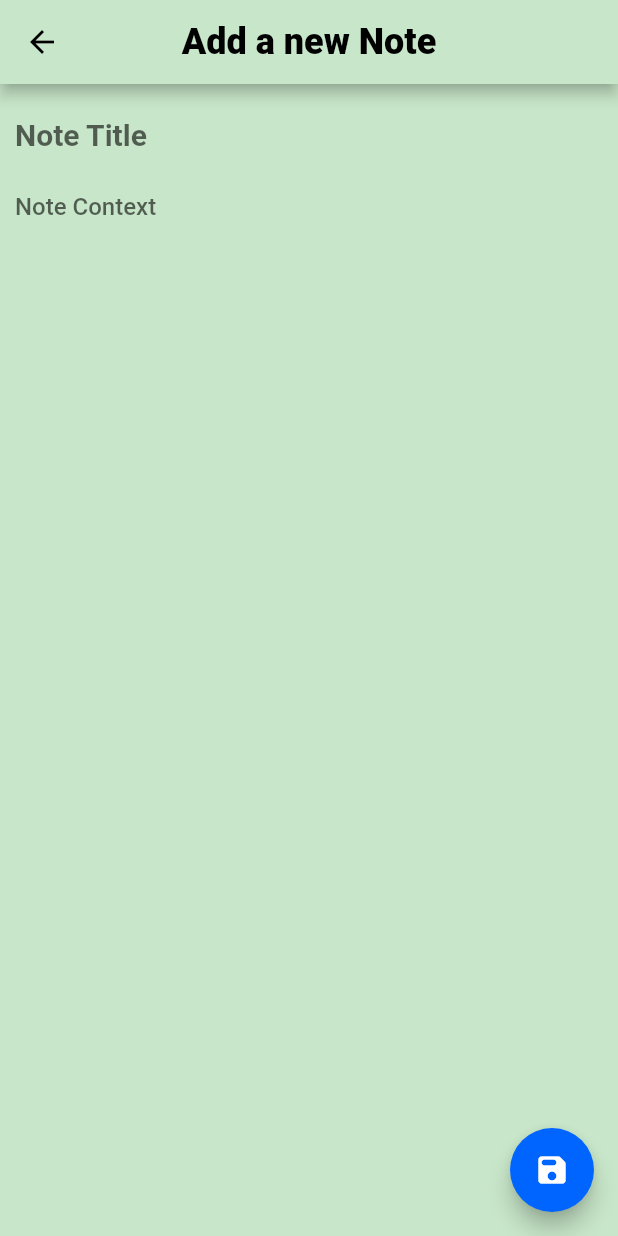
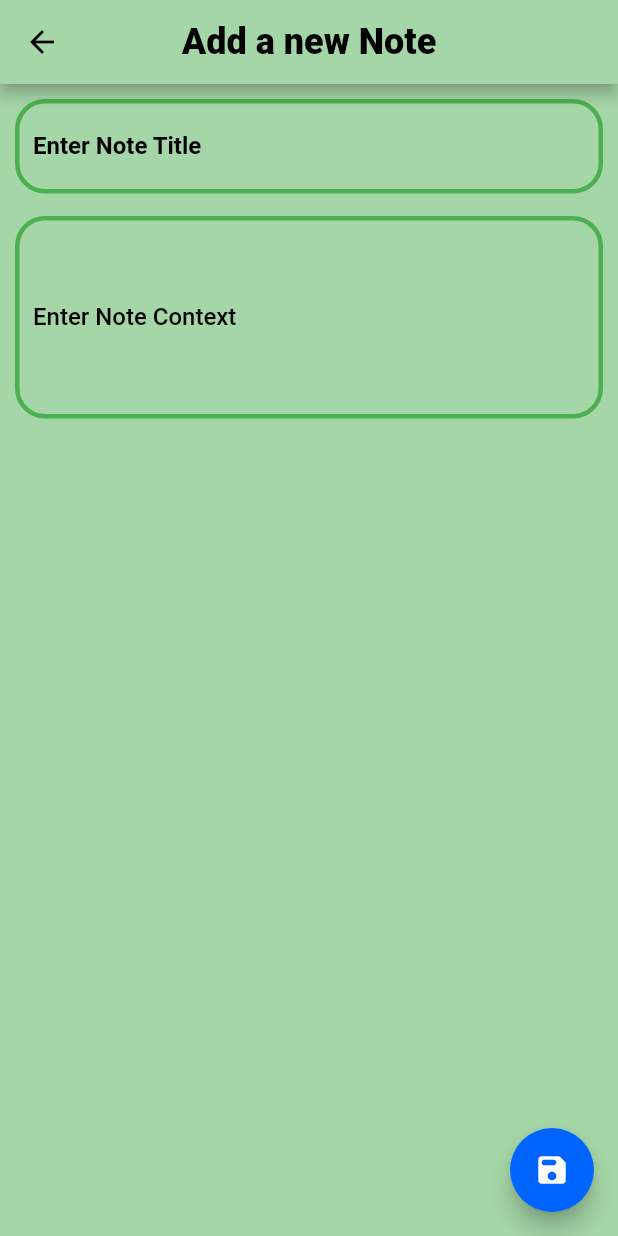
Before and after one commit to hemaxiSodvadiya/note_keeper_app, a Flutter app: the EditNote screen opened directly, on a phone screen of 412 x 824 dp. Run offline on Flutter 3.47's test engine with Material 2 defaults, Android fonts, the light colour scheme and no system bars; our stand-ins replace cloud_firestore, firebase_core, google_fonts; accounts and stored records are empty.

Commit message:
Update edit_note.dart

```diff
--- a/lib/common/edit_note.dart
+++ b/lib/common/edit_note.dart
@@ -3,6 +3,8 @@ import 'dart:math';
 import 'package:cloud_firestore/cloud_firestore.dart';
 import 'package:flutter/material.dart';
 import 'package:note_keeper_app/common/color.dart';
+
+import 'border.dart';
 
 class EditNote extends StatefulWidget {
   const EditNote({Key? key}) : super(key: key);
@@ -20,9 +22,9 @@ class _EditNoteState extends State<EditNote> {
   @override
   Widget build(BuildContext context) {
     return Scaffold(
-      backgroundColor: Style.cardsColor[color_id],
+      backgroundColor: Colors.green.shade200,
       appBar: AppBar(
-        backgroundColor: Style.cardsColor[color_id],
+        backgroundColor: Colors.green.shade200,
         iconTheme: IconThemeData(color: Colors.black),
         title: Text(
           "Add a new Note",
@@ -38,18 +40,51 @@ class _EditNoteState extends State<EditNote> {
             TextField(
               controller: titleController,
               decoration: InputDecoration(
-                border: InputBorder.none,
-                hintText: 'Note Title',
+                hintText: 'Enter Note Title',
+                labelText: "Enter Note Title",
+                labelStyle: const TextStyle(fontSize: 16, color: Colors.black),
+                focusedBorder: OutlineInputBorder(
+                  borderRadius: BorderRadius.circular(20),
+                  borderSide: BorderSide(
+                    color: Colors.red,
+                    width: 3,
+                  ),
+                ),
+                enabledBorder: OutlineInputBorder(
+                  borderRadius: BorderRadius.circular(20),
+                  borderSide: BorderSide(
+                    color: Colors.green,
+                    width: 3,
+                  ),
+                ),
               ),
               style: Style.mainTitle,
+            ),
+            SizedBox(
+              height: 15,
             ),
             TextField(
               controller: contextController,
               keyboardType: TextInputType.multiline,
-              maxLines: null,
+              maxLines: 5,
               decoration: InputDecoration(
-                border: InputBorder.none,
-                hintText: 'Note Context',
+                hintText: 'Enter Note Context',
+                labelText: "Enter Note Context",
+                labelStyle: const TextStyle(fontSize: 16, color: Colors.black),
+                focusedBorder: OutlineInputBorder(
+                  borderRadius: BorderRadius.circular(20),
+                  borderSide: BorderSide(
+                    color: Colors.red,
+                    width: 3,
+                  ),
+                ),
+                enabledBorder: OutlineInputBorder(
+                  borderRadius: BorderRadius.circular(20),
+                  borderSide: BorderSide(
+                    color: Colors.green,
+                    width: 3,
+                  ),
+                ),
               ),
               style: Style.mainContext,
             ),
```
